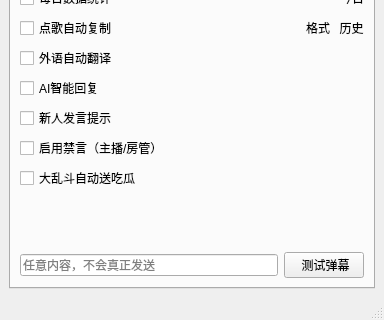
Before: the Qt Designer form mainwindow.ui in iwxyi/Bilibili-MagicalDanmaku, drawn with Qt 5; both pictures show x 0 to 384 and y 176 to 496 of the 384 by 496 pixel window.
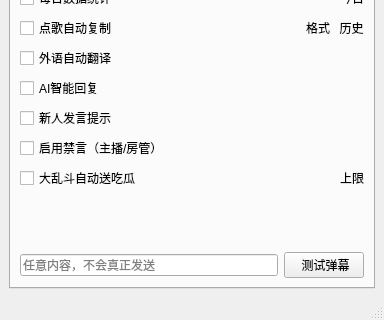
After: the same form once the commit is applied. The open tabs and pages were chosen to show the change.

Commit message: 大乱斗自动执行吃瓜操作

What changed in the file:
```diff
--- a/mainwindow.ui
+++ b/mainwindow.ui
@@ -443,7 +443,7 @@
          </layout>
         </item>
         <item>
-         <layout class="QHBoxLayout" name="horizontalLayout_28">
+         <layout class="QHBoxLayout" name="horizontalLayout_28" stretch="1,0">
           <property name="topMargin">
            <number>0</number>
           </property>
@@ -458,6 +458,20 @@
             </property>
            </widget>
           </item>
+          <item>
+           <widget class="QPushButton" name="pkMaxGoldButton">
+            <property name="styleSheet">
+             <string notr="true">QPushButton
+{
+	background: transparent;
+	border: none;
+}</string>
+            </property>
+            <property name="text">
+             <string>上限</string>
+            </property>
+           </widget>
+          </item>
          </layout>
         </item>
         <item>
```
Left out of the diff: 2 changed lines with no effect on the pictures. The commit also changes 2 other files.
